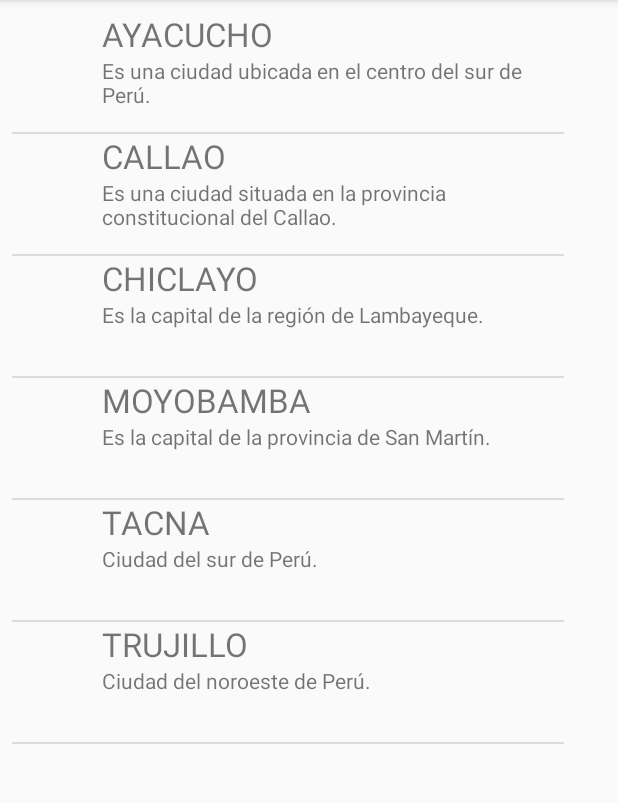
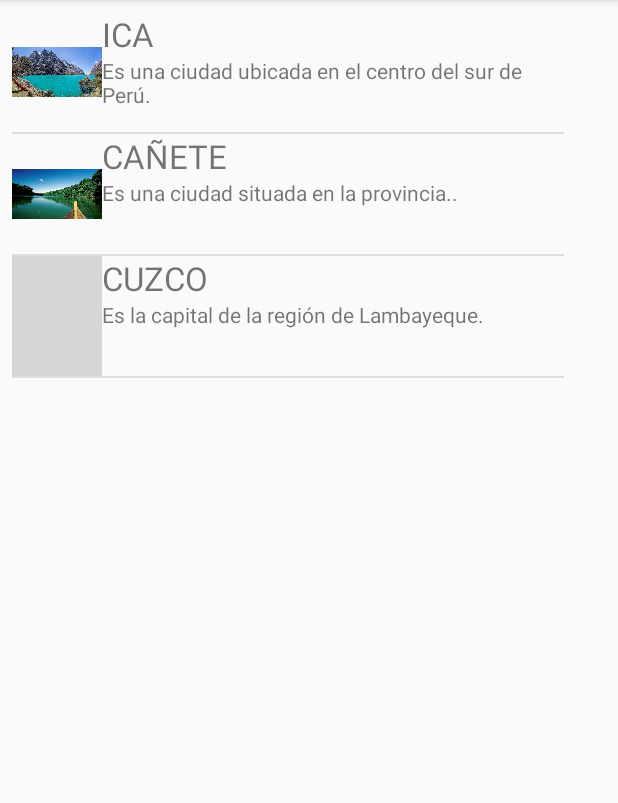
Before and after one commit to Aronymus/TravelFoxAndroid, an Android app: the DepartamentoActivity screen opened directly, with no data from a screen before it, on a phone screen of 412 x 824 dp, the part 84-887 px from its top. Run offline under Robolectric (Android 15) with nearby library versions, the phone set to English and light mode, and no system bars; 2 statements that could not run were skipped; grey boxes are pictures that could not be loaded.

```diff
--- a/app/src/main/AndroidManifest.xml
+++ b/app/src/main/AndroidManifest.xml
@@ -17,7 +17,7 @@
             </intent-filter>
         </activity>
         <activity android:name=".DepartamentoActivity" />
-        <activity android:name=".CiudadesActivity"></activity>
+        <activity android:name=".DetalledepartamentoActivity"></activity>
     </application>
 
 </manifest>
--- a/app/src/main/java/com/example/aaron/myapplication/DAO/DepartamentoAdaptador.java
+++ b/app/src/main/java/com/example/aaron/myapplication/DAO/DepartamentoAdaptador.java
@@ -41,15 +41,15 @@ public class DepartamentoAdaptador extends ArrayAdapter<Departamentos> {
 
         Departamentos c=milista.get(position);
 
-        ImageView img = mivista.findViewById(R.id.IMGCIU);
+        ImageView img = mivista.findViewById(R.id.IMGDEP);
         TextView tvtitle, tvdescripcion;
         tvtitle = mivista.findViewById(R.id.TVTITULO);
         tvdescripcion = mivista.findViewById(R.id.TVDESCRIP);
 
-        tvtitle.setText(c.getNOMCIU());
+        tvtitle.setText(c.getNOMDEP());
         tvdescripcion.setText(c.getDESCRIP());
 
-        img.setImageResource(getImagen(c.getIMGCIU()));
+        img.setImageResource(getImagen(c.getIMGDEP()));
 
         return mivista;
     }
@@ -58,7 +58,7 @@ public class DepartamentoAdaptador extends ArrayAdapter<Departamentos> {
     {
         String recurso="drawable";
         String paquete=micontexto.getPackageName();
-        String nombre="c"+codigo;
+        String nombre="paisaje"+codigo;
 
         int devolver =
                 micontexto.getResources().getIdentifier(nombre,recurso,paquete);
--- a/app/src/main/java/com/example/aaron/myapplication/DAO/DepartamentoDAO.java
+++ b/app/src/main/java/com/example/aaron/myapplication/DAO/DepartamentoDAO.java
@@ -44,8 +44,7 @@ public class DepartamentoDAO {
                         c.getInt(0),
                         c.getString(1),
                         c.getString(2),
-                        c.getString(3),
-                        c.getInt(4)
+                        c.getInt(3)
                 );
 
                 lista.add(ci);
--- a/app/src/main/java/com/example/aaron/myapplication/DAO/DepartamentoHelper.java
+++ b/app/src/main/java/com/example/aaron/myapplication/DAO/DepartamentoHelper.java
@@ -6,21 +6,20 @@ import android.database.sqlite.SQLiteOpenHelper;
 
 public class DepartamentoHelper extends SQLiteOpenHelper {
     String cad="create table DEPARTAMENTOS(CODDEP int primary key, "+
-            "NOMCIU varchar(25), DESCRIP varchar(100), PLATOS varchar(100), IMGCIU INT);";
+            "NOMDEP varchar(25), DESCRIP varchar(100), IMGDEP INT);";
 
     public DepartamentoHelper(Context context) {
-        super(context, "BDPERU", null, 1);
+        super(context, "BDTRAVEL", null, 1);
     }
 
     @Override
     public void onCreate(SQLiteDatabase db) {
         db.execSQL(cad);
-        db.execSQL("insert into DEPARTAMENTOS values(1001,'AYACUCHO','Es una ciudad ubicada en el centro del sur de Perú.','Puca picante, Patasca o sopa de mondongo, Picante de quinua.',1);");
-        db.execSQL("insert into DEPARTAMENTOS values(1002,'CALLAO','Es una ciudad situada en la provincia constitucional del Callao.','Cebiche, Leche de tigre, Parihuela.',2);");
-        db.execSQL("insert into DEPARTAMENTOS values(1003,'CHICLAYO','Es la capital de la región de Lambayeque.','Cabrito a la norteña, Tortilla de raya.',3);");
-        db.execSQL("insert into DEPARTAMENTOS values(1004,'MOYOBAMBA','Es la capital de la provincia de San Martín.','Juanes, Inchicapi, Timbuche.',4);");
-        db.execSQL("insert into DEPARTAMENTOS values(1005,'TACNA','Ciudad del sur de Perú.','Picante a la tacneña, Cordero a la parrilla.',5);");
-        db.execSQL("insert into DEPARTAMENTOS values(1006,'TRUJILLO','Ciudad del noroeste de Perú.','Cebiche, Cabrito con frijoles.',6);");
+        db.execSQL("insert into DEPARTAMENTOS values(1001,'ICA','Es una ciudad ubicada en el centro del sur de Perú.',1);");
+        db.execSQL("insert into DEPARTAMENTOS values(1002,'CAÑETE','Es una ciudad situada en la provincia..',2);");
+        db.execSQL("insert into DEPARTAMENTOS values(1003,'CUZCO','Es la capital de la región de Lambayeque.',3);");
+        db.execSQL("insert into DEPARTAMENTOS values(1002,'CAÑETE','Es una ciudad situada en la provincia.',4);");
+        db.execSQL("insert into DEPARTAMENTOS values(1001,'ICA','Es una ciudad ubicada en el centro del sur de Perú.',5);");
     }
 
     @Override
--- a/app/src/main/java/com/example/aaron/myapplication/DepartamentoActivity.java
+++ b/app/src/main/java/com/example/aaron/myapplication/DepartamentoActivity.java
@@ -16,7 +16,7 @@ import java.util.List;
 
 public class DepartamentoActivity extends AppCompatActivity {
 
-    ListView lvciu;
+    ListView lvdep;
     List<Departamentos> lista;
     DepartamentoDAO cdao;
     DepartamentoAdaptador adap;
@@ -26,11 +26,11 @@ public class DepartamentoActivity extends AppCompatActivity {
         super.onCreate(savedInstanceState);
         setContentView(R.layout.activity_departamento);
 
-        lvciu = findViewById(R.id.lv1);
+        lvdep = findViewById(R.id.lv1);
 
         TraerCiudades();
 
-        lvciu.setOnItemLongClickListener(new AdapterView.OnItemLongClickListener() {
+        lvdep.setOnItemLongClickListener(new AdapterView.OnItemLongClickListener() {
             @Override
             public boolean onItemLongClick(AdapterView<?> parent, View view, int position, long id) {
                 MandarEnvio(position);
@@ -41,13 +41,12 @@ public class DepartamentoActivity extends AppCompatActivity {
 
     void MandarEnvio(int posicion) {
         final int pos=posicion;
-        Departamentos ciu = lista.get(pos);
+        Departamentos dep = lista.get(pos);
         Intent i=new Intent(getApplicationContext(),
                 DepartamentoActivity.class);
-        i.putExtra("img", ciu.getIMGCIU()+"");
-        i.putExtra("title",ciu.getNOMCIU());
-        i.putExtra("descripcion", ciu.getDESCRIP());
-        i.putExtra("platos",ciu.getPLATOS());
+        i.putExtra("img", dep.getIMGDEP()+"");
+        i.putExtra("title",dep.getNOMDEP());
+        i.putExtra("descripcion", dep.getDESCRIP());
 
         startActivity(i);
     }
@@ -61,6 +60,6 @@ public class DepartamentoActivity extends AppCompatActivity {
                 R.layout.item_departamentos,
                 lista);
 
-        lvciu.setAdapter(adap);
+        lvdep.setAdapter(adap);
     }
 }
--- a/app/src/main/java/com/example/aaron/myapplication/Entidad/Departamentos.java
+++ b/app/src/main/java/com/example/aaron/myapplication/Entidad/Departamentos.java
@@ -2,26 +2,25 @@ package com.example.aaron.myapplication.Entidad;
 
 public class Departamentos {
 
-    int CODCIU;
-    String NOMCIU;
+    int CODDEP;
+    String NOMDEP;
     String DESCRIP;
-    String PLATOS;
-    int IMGCIU;
+    int IMGDEP;
 
-    public int getCODCIU() {
-        return CODCIU;
+    public int getCODDEP() {
+        return CODDEP;
     }
 
-    public void setCODCIU(int CODCIU) {
-        this.CODCIU = CODCIU;
+    public void setCODDEP(int CODDEP) {
+        this.CODDEP = CODDEP;
     }
 
-    public String getNOMCIU() {
-        return NOMCIU;
+    public String getNOMDEP() {
+        return NOMDEP;
     }
 
-    public void setNOMCIU(String NOMCIU) {
-        this.NOMCIU = NOMCIU;
+    public void setNOMDEP(String NOMDEP) {
+        this.NOMDEP = NOMDEP;
     }
 
     public String getDESCRIP() {
@@ -32,27 +31,20 @@ public class Departamentos {
         this.DESCRIP = DESCRIP;
     }
 
-    public String getPLATOS() {
-        return PLATOS;
+    public int getIMGDEP() {
+        return IMGDEP;
     }
 
-    public void setPLATOS(String PLATOS) {
-        this.PLATOS = PLATOS;
+    public void setIMGDEP(int IMGDEP) {
+        this.IMGDEP = IMGDEP;
     }
 
-    public int getIMGCIU() {
-        return IMGCIU;
+    public Departamentos(int CODDEP, String NOMDEP, String DESCRIP, int IMGDEP) {
+        this.CODDEP = CODDEP;
+        this.NOMDEP = NOMDEP;
+        this.DESCRIP = DESCRIP;
+        this.IMGDEP = IMGDEP;
     }
 
-    public void setIMGCIU(int IMGCIU) {
-        this.IMGCIU = IMGCIU;
-    }
-
-    public Departamentos(int CODCIU, String NOMCIU, String DESCRIP, String PLATOS, int IMGCIU) {
-        this.CODCIU = CODCIU;
-        this.NOMCIU = NOMCIU;
-        this.DESCRIP = DESCRIP;
-        this.PLATOS = PLATOS;
-        this.IMGCIU = IMGCIU;
-    }
+    public Departamentos() {}
 }
--- a/app/src/main/res/layout/item_departamentos.xml
+++ b/app/src/main/res/layout/item_departamentos.xml
@@ -6,7 +6,7 @@
     android:orientation="horizontal">
 
     <ImageView
-        android:id="@+id/IMGCIU"
+        android:id="@+id/IMGDEP"
         android:layout_width="120dp"
         android:layout_height="80dp"
         android:layout_weight="1"
```
Also changed, not shown: app/src/main/java/com/example/aaron/myapplication/DetalledepartamentoActivity.java (added, +29 -0 lines), app/src/main/res/layout/activity_Detalledepartamento.xml (+1 -11 lines).
